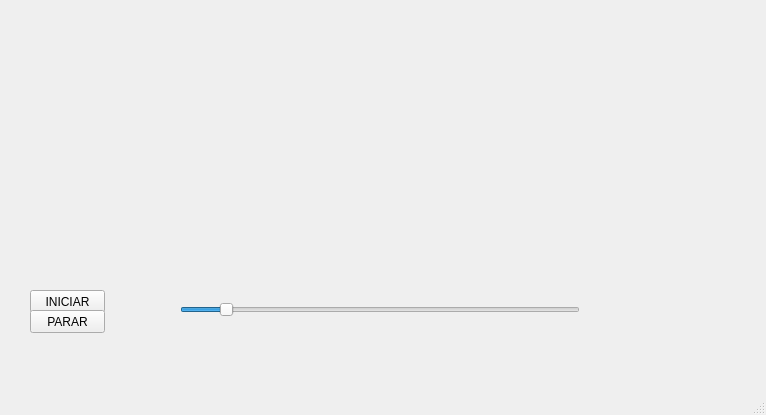
Old version of the form QT/Prototipos/prototipo2/mainwindow.ui in the repository avilagab/InteractBCI.
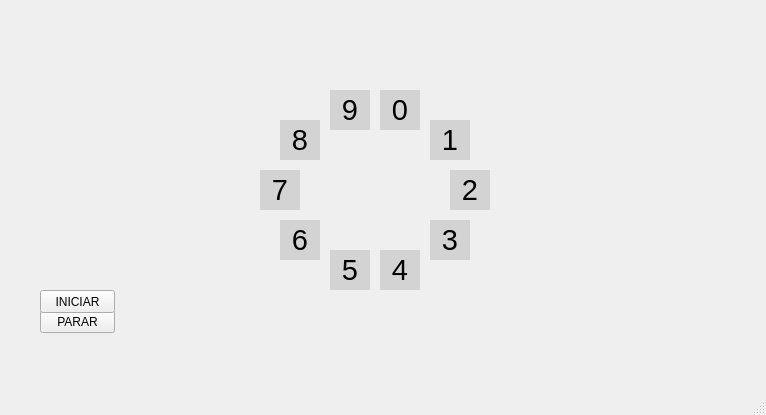
New version of the form. Icons and pictures are not drawn.

```diff
--- a/QT/Prototipos/prototipo2/mainwindow.ui
+++ b/QT/Prototipos/prototipo2/mainwindow.ui
@@ -10,43 +10,6 @@
     <height>415</height>
    </rect>
   </property>
-  <property name="palette">
-   <palette>
-    <active>
-     <colorrole role="Button">
-      <brush brushstyle="SolidPattern">
-       <color alpha="255">
-        <red>240</red>
-        <green>240</green>
-        <blue>240</blue>
-       </color>
-      </brush>
-     </colorrole>
-    </active>
-    <inactive>
-     <colorrole role="Button">
-      <brush brushstyle="SolidPattern">
-       <color alpha="255">
-        <red>240</red>
-        <green>240</green>
-        <blue>240</blue>
-       </color>
-      </brush>
-     </colorrole>
-    </inactive>
-    <disabled>
-     <colorrole role="Button">
-      <brush brushstyle="SolidPattern">
-       <color alpha="255">
-        <red>240</red>
-        <green>240</green>
-        <blue>240</blue>
-       </color>
-      </brush>
-     </colorrole>
-    </disabled>
-   </palette>
-  </property>
   <property name="windowTitle">
    <string>Prototipo - Izq Der</string>
   </property>
@@ -54,23 +17,31 @@
    <string notr="true">QLabel { background: lightgray }</string>
   </property>
   <widget class="QWidget" name="centralWidget">
-   <widget class="QPushButton" name="b_inicio">
+   <widget class="QLabel" name="label_4">
     <property name="geometry">
      <rect>
-      <x>30</x>
-      <y>290</y>
-      <width>75</width>
-      <height>23</height>
+      <x>380</x>
+      <y>250</y>
+      <width>40</width>
+      <height>40</height>
      </rect>
     </property>
+    <property name="font">
+     <font>
+      <pointsize>22</pointsize>
+     </font>
+    </property>
     <property name="text">
-     <string>INICIAR</string>
+     <string>4</string>
+    </property>
+    <property name="alignment">
+     <set>Qt::AlignCenter</set>
     </property>
    </widget>
    <widget class="QPushButton" name="b_parada">
     <property name="geometry">
      <rect>
-      <x>30</x>
+      <x>40</x>
       <y>310</y>
       <width>75</width>
       <height>23</height>
@@ -80,67 +51,209 @@
      <string>PARAR</string>
     </property>
    </widget>
-   <widget class="QSlider" name="horizontalSlider">
+   <widget class="QLabel" name="label_0">
     <property name="geometry">
      <rect>
-      <x>180</x>
-      <y>300</y>
-      <width>400</width>
-      <height>20</height>
+      <x>380</x>
+      <y>90</y>
+      <width>40</width>
+      <height>40</height>
      </rect>
     </property>
-    <property name="value">
-     <number>10</number>
+    <property name="font">
+     <font>
+      <pointsize>22</pointsize>
+     </font>
     </property>
-    <property name="sliderPosition">
-     <number>10</number>
+    <property name="text">
+     <string>0</string>
     </property>
-    <property name="orientation">
-     <enum>Qt::Horizontal</enum>
+    <property name="alignment">
+     <set>Qt::AlignCenter</set>
     </property>
    </widget>
    <widget class="QLabel" name="label">
     <property name="geometry">
      <rect>
-      <x>180</x>
-      <y>80</y>
-      <width>140</width>
-      <height>140</height>
+      <x>430</x>
+      <y>220</y>
+      <width>40</width>
+      <height>40</height>
      </rect>
     </property>
-    <property name="styleSheet">
-     <string notr="true">background-color: rgba(255, 255, 255, 0)</string>
+    <property name="font">
+     <font>
+      <pointsize>22</pointsize>
+     </font>
     </property>
     <property name="text">
-     <string/>
+     <string>3</string>
     </property>
-    <property name="pixmap">
-     <pixmap resource="imagenes.qrc">:/Left.png</pixmap>
+    <property name="alignment">
+     <set>Qt::AlignCenter</set>
     </property>
-    <property name="scaledContents">
-     <bool>true</bool>
+   </widget>
+   <widget class="QLabel" name="label_9">
+    <property name="geometry">
+     <rect>
+      <x>330</x>
+      <y>90</y>
+      <width>40</width>
+      <height>40</height>
+     </rect>
+    </property>
+    <property name="font">
+     <font>
+      <pointsize>22</pointsize>
+     </font>
+    </property>
+    <property name="text">
+     <string>9</string>
+    </property>
+    <property name="alignment">
+     <set>Qt::AlignCenter</set>
+    </property>
+   </widget>
+   <widget class="QPushButton" name="b_inicio">
+    <property name="geometry">
+     <rect>
+      <x>40</x>
+      <y>290</y>
+      <width>75</width>
+      <height>23</height>
+     </rect>
+    </property>
+    <property name="text">
+     <string>INICIAR</string>
     </property>
    </widget>
    <widget class="QLabel" name="label_2">
     <property name="geometry">
      <rect>
-      <x>440</x>
-      <y>80</y>
-      <width>140</width>
-      <height>140</height>
+      <x>450</x>
+      <y>170</y>
+      <width>40</width>
+      <height>40</height>
      </rect>
     </property>
+    <property name="font">
+     <font>
+      <pointsize>22</pointsize>
+     </font>
+    </property>
     <property name="styleSheet">
-     <string notr="true">background-color: rgba(255, 255, 255, 0)</string>
+     <string notr="true"/>
     </property>
     <property name="text">
-     <string/>
+     <string>2</string>
     </property>
-    <property name="pixmap">
-     <pixmap resource="imagenes.qrc">:/Right_Off.png</pixmap>
+    <property name="alignment">
+     <set>Qt::AlignCenter</set>
     </property>
-    <property name="scaledContents">
-     <bool>true</bool>
+   </widget>
+   <widget class="QLabel" name="label_7">
+    <property name="geometry">
+     <rect>
+      <x>260</x>
+      <y>170</y>
+      <width>40</width>
+      <height>40</height>
+     </rect>
+    </property>
+    <property name="font">
+     <font>
+      <pointsize>22</pointsize>
+     </font>
+    </property>
+    <property name="text">
+     <string>7</string>
+    </property>
+    <property name="alignment">
+     <set>Qt::AlignCenter</set>
+    </property>
+   </widget>
+   <widget class="QLabel" name="label_8">
+    <property name="geometry">
+     <rect>
+      <x>280</x>
+      <y>120</y>
+      <width>40</width>
+      <height>40</height>
+     </rect>
+    </property>
+    <property name="font">
+     <font>
+      <pointsize>22</pointsize>
+     </font>
+    </property>
+    <property name="text">
+     <string>8</string>
+    </property>
+    <property name="alignment">
+     <set>Qt::AlignCenter</set>
+    </property>
+   </widget>
+   <widget class="QLabel" name="label_1">
+    <property name="geometry">
+     <rect>
+      <x>430</x>
+      <y>120</y>
+      <width>40</width>
+      <height>40</height>
+     </rect>
+    </property>
+    <property name="font">
+     <font>
+      <pointsize>22</pointsize>
+     </font>
+    </property>
+    <property name="text">
+     <string>1</string>
+    </property>
+    <property name="alignment">
+     <set>Qt::AlignCenter</set>
+    </property>
+   </widget>
+   <widget class="QLabel" name="label_5">
+    <property name="geometry">
+     <rect>
+      <x>330</x>
+      <y>250</y>
+      <width>40</width>
+      <height>40</height>
+     </rect>
+    </property>
+    <property name="font">
+     <font>
+      <pointsize>22</pointsize>
+     </font>
+    </property>
+    <property name="text">
+     <string>5</string>
+    </property>
+    <property name="alignment">
+     <set>Qt::AlignCenter</set>
+    </property>
+   </widget>
+   <widget class="QLabel" name="label_6">
+    <property name="geometry">
+     <rect>
+      <x>280</x>
+      <y>220</y>
+      <width>40</width>
+      <height>40</height>
+     </rect>
+    </property>
+    <property name="font">
+     <font>
+      <pointsize>22</pointsize>
+     </font>
+    </property>
+    <property name="text">
+     <string>6</string>
+    </property>
+    <property name="alignment">
+     <set>Qt::AlignCenter</set>
     </property>
    </widget>
   </widget>
```
Left out of the diff: 12 changed lines with no effect on the pictures.
